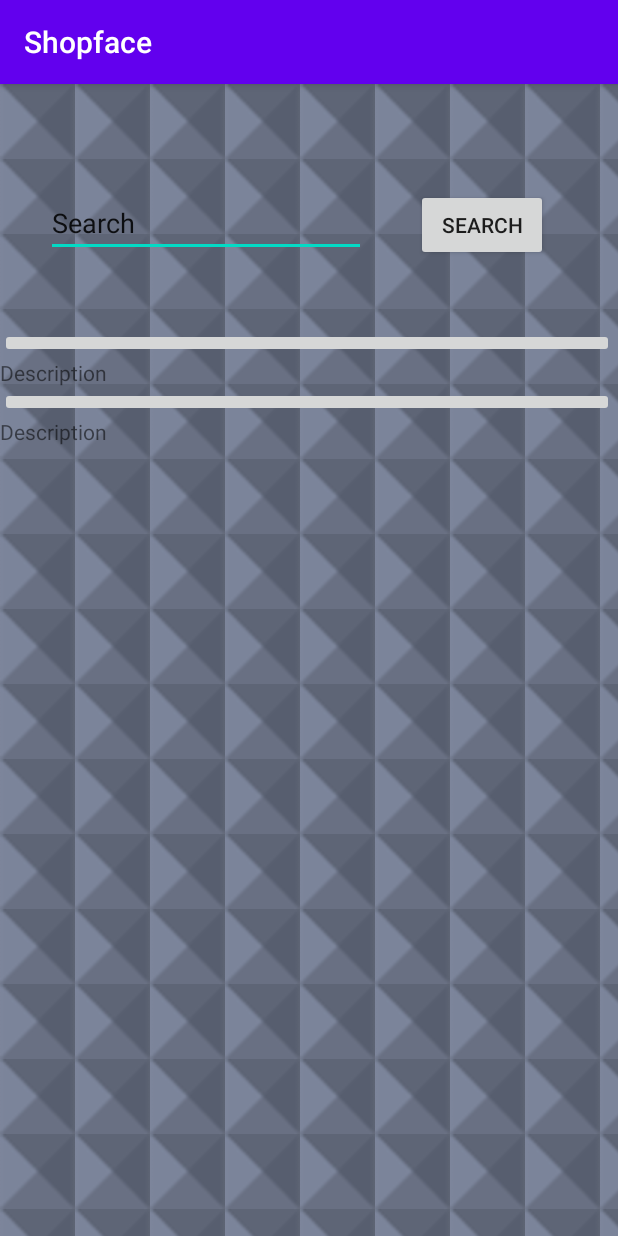
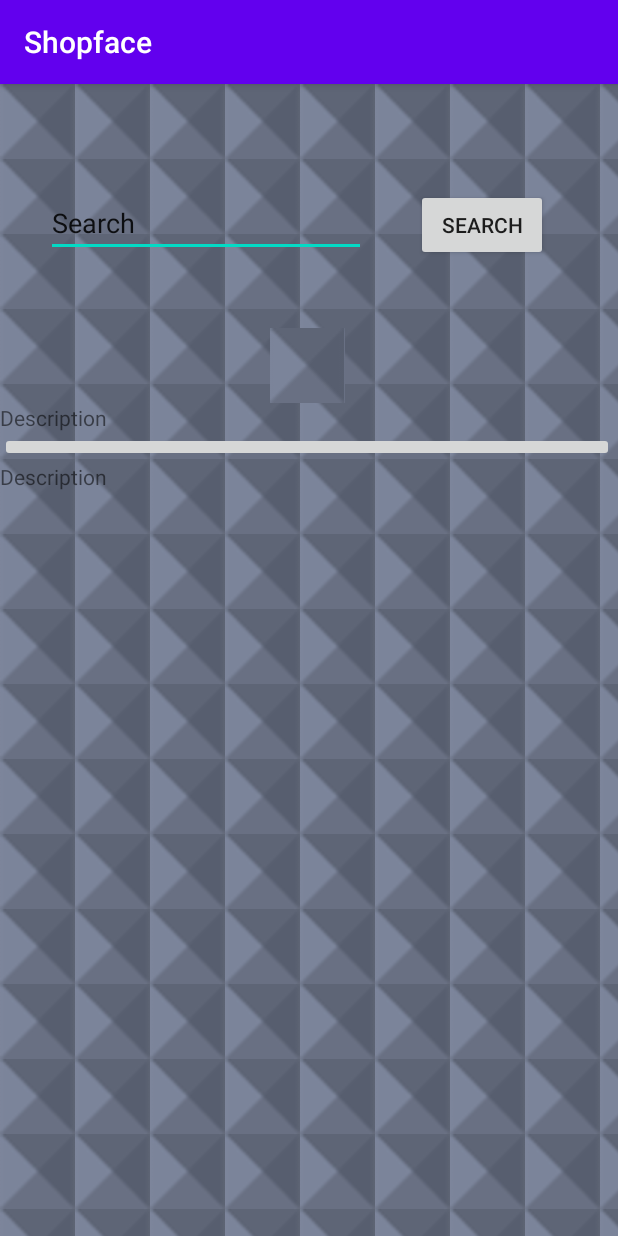
Before and after one commit to Skhoooler/shopping-app, an Android app: the DisplayResultsActivity screen opened directly, with no data from a screen before it, on a phone screen of 412 x 824 dp. Run offline under Robolectric (Android 15) with nearby library versions, the light colour scheme and no system bars.

Commit message:
Shop face view partially worked on

```diff
--- /dev/null
+++ b/Shopface/app/src/main/res/drawable/imageview1.xml
@@ -0,0 +1,4 @@
+<?xml version="1.0" encoding="utf-8"?>
+<selector xmlns:android="http://schemas.android.com/apk/res/android">
+
+</selector>
--- a/Shopface/app/src/main/res/layout/activity_display_results.xml
+++ b/Shopface/app/src/main/res/layout/activity_display_results.xml
@@ -49,12 +49,11 @@
             android:layout_height="wrap_content"
             android:orientation="vertical" >
 
-            <ImageButton
-                android:id="@+id/imageButton"
+            <ImageView
+                android:id="@+id/imageView1"
                 android:layout_width="match_parent"
                 android:layout_height="wrap_content"
-                tools:srcCompat="@tools:sample/backgrounds/scenic"
-                android:contentDescription="@string/description" />
+                app:srcCompat="@drawable/background_tile" />
 
             <TextView
                 android:id="@+id/textView2"
```
Also changed, not shown: Shopface/app/src/main/java/com/doria/byui/shopface/DisplayProductActivity.java (+14 -2 lines).
